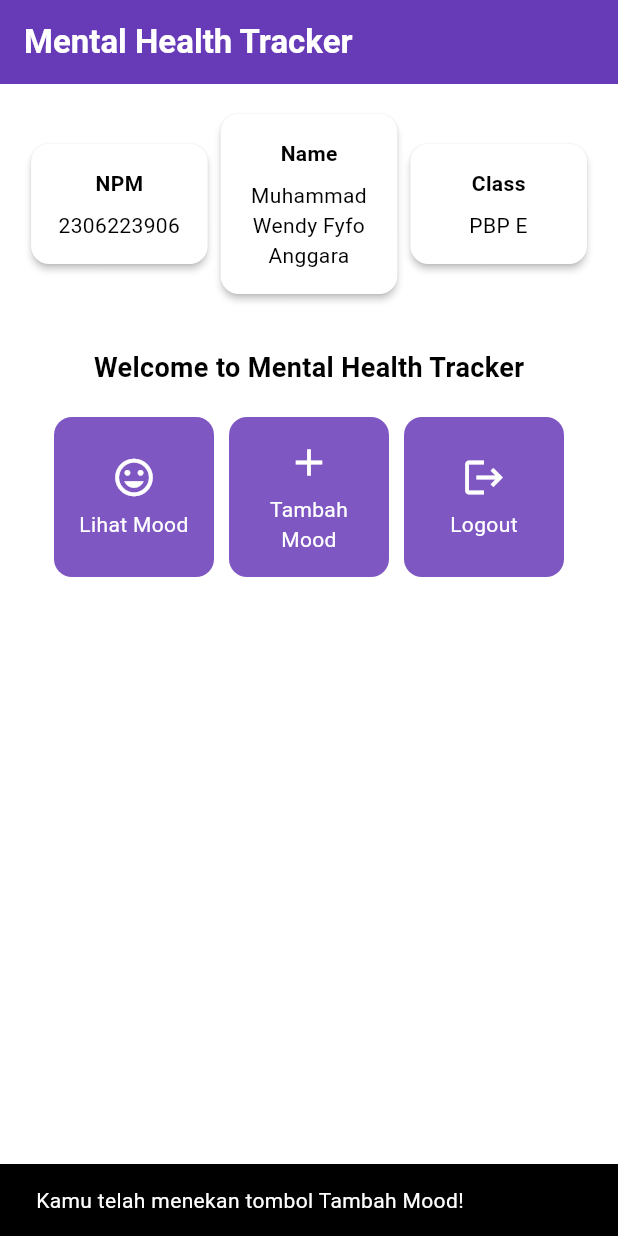
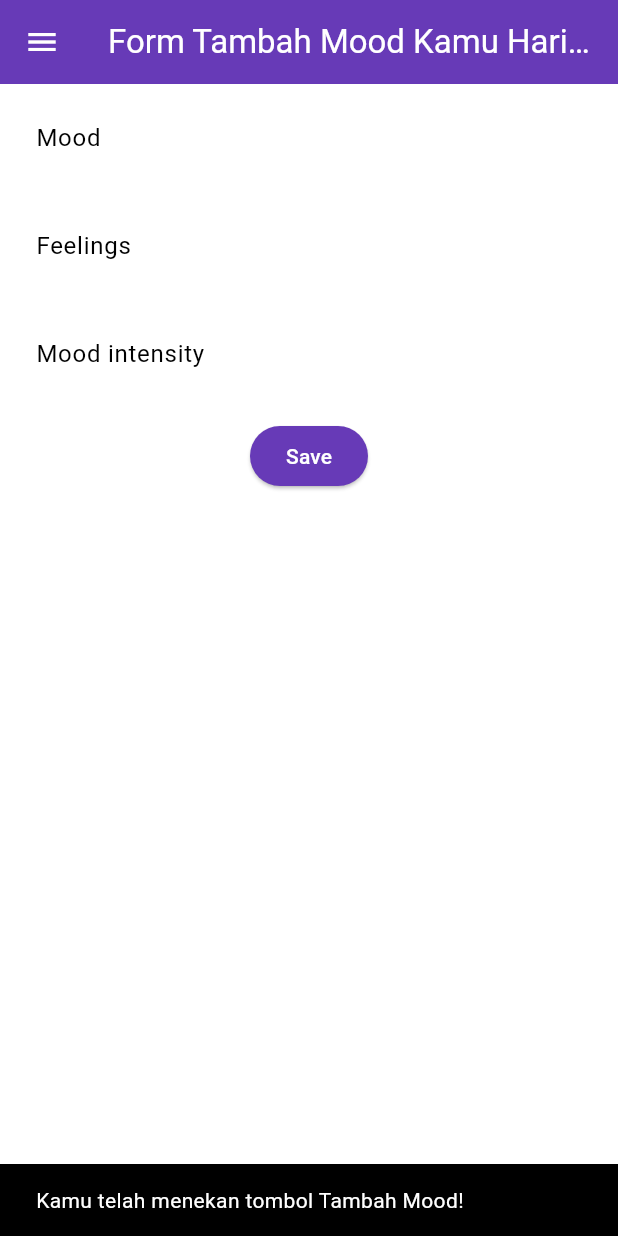
Before and after one commit to WendyFyfo/mental-health-tracker-mobile, a Flutter app: the screen it shows after launch, after a tap on "Tambah Mood", on a phone screen of 412 x 824 dp. Run offline on Flutter 3.47's test engine with Material 3 defaults, Android fonts, the phone set to English and light mode, and no system bars.

Commit message:
Submit Tutorial 7

```diff
--- a/lib/main.dart
+++ b/lib/main.dart
@@ -1,5 +1,5 @@
 import 'package:flutter/material.dart';
-import 'package:mental_health_tracker/menu.dart';
+import 'package:mental_health_tracker/screens/menu.dart';
 
 void main() {
   runApp(const MyApp());
--- a/lib/menu.dart
+++ b/lib/screens/menu.dart
@@ -1,4 +1,7 @@
 import 'package:flutter/material.dart';
+import 'package:mental_health_tracker/widgets/left_drawer.dart';
+import 'package:mental_health_tracker/widgets/mood_card.dart';
+
 
 class MyHomePage extends StatelessWidget {
   final String npm ='2306223906'; // NPM
@@ -28,7 +31,11 @@ class MyHomePage extends StatelessWidget {
           ),
           // Warna latar belakang AppBar diambil dari skema warna tema aplikasi.
           backgroundColor: Theme.of(context).colorScheme.primary,
+          iconTheme: const IconThemeData(
+            color: Colors.white,
+          ),
         ),
+        drawer: const LeftDrawer(),
         // Body halaman dengan padding di sekelilingnya.
         body: Padding(
           padding: const EdgeInsets.all(16),
@@ -123,61 +130,3 @@ class InfoCard extends StatelessWidget {
     );
   }
 }
-
-class ItemHomepage {
-  final String name;
-  final IconData icon;
-
-  ItemHomepage(this.name, this.icon);
-}
-
-class ItemCard extends StatelessWidget {
-  // Menampilkan kartu dengan ikon dan nama.
-  final ItemHomepage item;
-  const ItemCard(this.item, {super.key});
-
-  @override
-  Widget build(BuildContext context){
-    return Material(
-      // Menentukan warna latar belakang dari tema aplikasi.
-      color: Theme.of(context).colorScheme.secondary,
-      // Membuat sudut kartu melengkung.
-      borderRadius: BorderRadius.circular(12),
-
-      child: InkWell(
-        // Aksi ketika kartu ditekan.
-        onTap: (){
-          // Menampilkan pesan SnackBar saat kartu ditekan.
-          ScaffoldMessenger.of(context)
-            ..hideCurrentSnackBar()
-            ..showSnackBar(
-              SnackBar(content: Text("Kamu telah menekan tombol ${item.name}!"))
-            );
-        },
-        // COntainer untuk menyimpan Icon dan Text
-        child: Container(
-          padding: const EdgeInsets.all(8),
-          child: Center(
-            child:Column(
-              // Menyusun ikon dan teks di tengah kartu
-              mainAxisAlignment: MainAxisAlignment.center,
-              children: [
-                Icon(
-                  item.icon,
-                  color: Colors.white,
-                  size: 30.0,
-                ),
-                const Padding(padding: EdgeInsets.all(3)),
-                Text(
-                  item.name,
-                  textAlign: TextAlign.center,
-                  style: const TextStyle(color: Colors.white),
-                ),
-              ],
-            ),
-          )
-        )
-      )
-    );
-  }
-}
--- /dev/null
+++ b/lib/screens/moodentry_form.dart
@@ -0,0 +1,162 @@
+import 'package:flutter/material.dart';
+import 'package:mental_health_tracker/widgets/left_drawer.dart';
+
+
+class MoodEntryFormPage extends StatefulWidget {
+  const MoodEntryFormPage({super.key});
+
+  @override
+  State<MoodEntryFormPage> createState() => _MoodEntryFormPageState();
+}
+
+class _MoodEntryFormPageState extends State<MoodEntryFormPage> {
+  final _formKey = GlobalKey<FormState>();
+  String _mood = "";
+  String _feelings = "";
+  int _moodIntensity = 0;
+
+  @override
+  Widget build(BuildContext context) {
+    return Scaffold(
+      appBar: AppBar(
+        title: const Center(
+          child: Text(
+            'Form Tambah Mood Kamu Hari ini',
+          ),
+        ),
+        backgroundColor: Theme.of(context).colorScheme.primary,
+        foregroundColor: Colors.white,
+      ),
+      drawer: const LeftDrawer(),
+      body: Form(
+        key: _formKey,
+        child: SingleChildScrollView(
+          child: Column(
+              crossAxisAlignment: CrossAxisAlignment.start,
+              children: [
+                Padding(
+                  padding: const EdgeInsets.all(8.0),
+                  child: TextFormField(
+                    decoration: InputDecoration(
+                      hintText: "Mood",
+                      labelText: "Mood",
+                      border: OutlineInputBorder(
+                        borderRadius: BorderRadius.circular(5.0),
+                      ),
+                    ),
+                    onChanged: (String? value) {
+                      setState(() {
+                        _mood = value!;
+                      });
+                    },
+                    validator: (String? value) {
+                      if (value == null || value.isEmpty) {
+                        return "Mood tidak boleh kosong!";
+                      }
+                      return null;
+                    },
+                  ),
+                ),
+                Padding(
+                  padding: const EdgeInsets.all(8.0),
+                  child: TextFormField(
+                    decoration: InputDecoration(
+                      hintText: "Feelings",
+                      labelText: "Feelings",
+                      border: OutlineInputBorder(
+                        borderRadius: BorderRadius.circular(5.0),
+                      ),
+                    ),
+                    onChanged: (String? value) {
+                      setState(() {
+                        _feelings = value!;
+                      });
+                    },
+                    validator: (String? value) {
+                      if (value == null || value.isEmpty) {
+                        return "Feelings tidak boleh kosong!";
+                      }
+                      return null;
+                    },
+                  ),
+                ),
+                Padding(
+                  padding: const EdgeInsets.all(8.0),
+                  child: TextFormField(
+                    decoration: InputDecoration(
+                      hintText: "Mood intensity",
+                      labelText: "Mood intensity",
+                      border: OutlineInputBorder(
+                        borderRadius: BorderRadius.circular(5.0),
+                      ),
+                    ),
+                    onChanged: (String? value) {
+                      setState(() {
+                        _moodIntensity = int.tryParse(value!) ?? 0;
+                      });
+                    },
+                    validator: (String? value) {
+                      if (value == null || value.isEmpty) {
+                        return "Mood intensity tidak boleh kosong!";
+                      }
+                      if (int.tryParse(value) == null) {
+                        return "Mood intensity harus berupa angka!";
+                      }
+                      return null;
+                    },
+                  ),
+                ),
+                Align(
+                  alignment: Alignment.bottomCenter,
+                  child: Padding(
+                    padding: const EdgeInsets.all(8.0),
+                    child: ElevatedButton(
+                      style: ButtonStyle(
+                        backgroundColor: WidgetStateProperty.all(
+                            Theme.of(context).colorScheme.primary),
+                      ),
+                      onPressed: () {
+                        if (_formKey.currentState!.validate()) {
+                          showDialog(
+                            context: context,
+                            builder: (context) {
+                              return AlertDialog(
+                                title: const Text('Mood berhasil tersimpan'),
+                                content: SingleChildScrollView(
+                                  child: Column(
+                                    crossAxisAlignment: CrossAxisAlignment.start,
+                                    children: [
+                                      Text('Mood: $_mood'),
+                                      Text('Feeling: $_feelings'),
+                                      Text('Mood Intensity: $_moodIntensity')
+                                    ],
+                                  ),
+                                ),
+                                actions: [
+                                  TextButton(
+                                    child: const Text('OK'),
+                                    onPressed: () {
+                                      Navigator.pop(context);
+                                      _formKey.currentState!.reset();
+                                    },
+                                  ),
+                                ],
+                              );
+                            },
+                          );
+                        }
+                      },
+                      child: const Text(
+                        "Save",
+                        style: TextStyle(color: Colors.white),
+                      ),
+                    ),
+                  ),
+                ),
+              ],
+          ),
+        ),
+      ),
+    );
+  }
+}
--- /dev/null
+++ b/lib/widgets/left_drawer.dart
@@ -0,0 +1,76 @@
+import 'package:flutter/material.dart';
+import 'package:mental_health_tracker/screens/menu.dart';
+import 'package:mental_health_tracker/screens/moodentry_form.dart';
+
+
+class LeftDrawer extends StatelessWidget {
+  const LeftDrawer({super.key});
+
+  @override
+  Widget build(BuildContext context) {
+    return Drawer(
+      child: ListView(
+        children: [
+          DrawerHeader(
+                decoration: BoxDecoration(
+                  color: Theme.of(context).colorScheme.primary,
+                ),
+                child: const Column(
+                  children: [
+                    Text(
+                      'Mental Health Tracker',
+                      textAlign: TextAlign.center,
+                      style: TextStyle(
+                        fontSize: 24,
+                        fontWeight: FontWeight.bold,
+                        color: Colors.white,
+                      ),
+                    ),
+                    Padding(padding: EdgeInsets.all(8)),
+                    Text(
+                      "Ayo jaga kesehatan mentalmu setiap hari disini!",
+                      style: TextStyle(
+                        fontSize: 15,
+                        fontWeight: FontWeight.normal,
+                        color: Colors.white,
+                      ),
+                      textAlign: TextAlign.center,
+                    ),
+                  ],
+                ),
+          ),
+          ListTile(
+            leading: const Icon(Icons.home_outlined),
+            title: const Text('Halaman Utama'),
+            // Bagian redirection ke MyHomePage
+            onTap: () {
+              Navigator.pushReplacement(
+                  context,
+                  MaterialPageRoute(
+                    builder: (context) => MyHomePage(),
+                  ));
+            },
+          ),
+          ListTile(
+            leading: const Icon(Icons.mood),
+            title: const Text('Tambah Mood'),
+            // Bagian redirection ke MoodEntryFormPage
+            onTap: () {
+              /*
+              TODO: Buatlah routing ke MoodEntryFormPage di sini,
+              setelah halaman MoodEntryFormPage sudah dibuat.
+              */
+              Navigator.pushReplacement(
+                context,
+                MaterialPageRoute(
+                  builder: (context) => const MoodEntryFormPage(),
+                )
+              );
+            },
+          ),
+
+        ],
+      ),
+    );
+  }
+}
--- /dev/null
+++ b/lib/widgets/mood_card.dart
@@ -0,0 +1,69 @@
+
+import 'package:flutter/material.dart';
+import 'package:mental_health_tracker/screens/moodentry_form.dart';
+class ItemHomepage {
+  final String name;
+  final IconData icon;
+
+  ItemHomepage(this.name, this.icon);
+}
+
+class ItemCard extends StatelessWidget {
+  // Menampilkan kartu dengan ikon dan nama.
+  final ItemHomepage item;
+  const ItemCard(this.item, {super.key});
+
+  @override
+  Widget build(BuildContext context){
+    return Material(
+      // Menentukan warna latar belakang dari tema aplikasi.
+      color: Theme.of(context).colorScheme.secondary,
+      // Membuat sudut kartu melengkung.
+      borderRadius: BorderRadius.circular(12),
+
+      child: InkWell(
+        // Aksi ketika kartu ditekan.
+        onTap: (){
+          // Menampilkan pesan SnackBar saat kartu ditekan.
+          ScaffoldMessenger.of(context)
+            ..hideCurrentSnackBar()
+            ..showSnackBar(
+              SnackBar(content: Text("Kamu telah menekan tombol ${item.name}!"))
+            );
+
+            // Navigate ke route yang sesuai (tergantung jenis tombol)
+          if (item.name == "Tambah Mood") {
+            Navigator.push(
+              context,
+              MaterialPageRoute(
+                builder: (context) => const MoodEntryFormPage())
+              );
+          }
+        },
+        // Container untuk menyimpan Icon dan Text
+        child: Container(
+          padding: const EdgeInsets.all(8),
+          child: Center(
+            child:Column(
+              // Menyusun ikon dan teks di tengah kartu
+              mainAxisAlignment: MainAxisAlignment.center,
+              children: [
+                Icon(
+                  item.icon,
+                  color: Colors.white,
+                  size: 30.0,
+                ),
+                const Padding(padding: EdgeInsets.all(3)),
+                Text(
+                  item.name,
+                  textAlign: TextAlign.center,
+                  style: const TextStyle(color: Colors.white),
+                ),
+              ],
+            ),
+          )
+        )
+      )
+    );
+  }
+}
```
